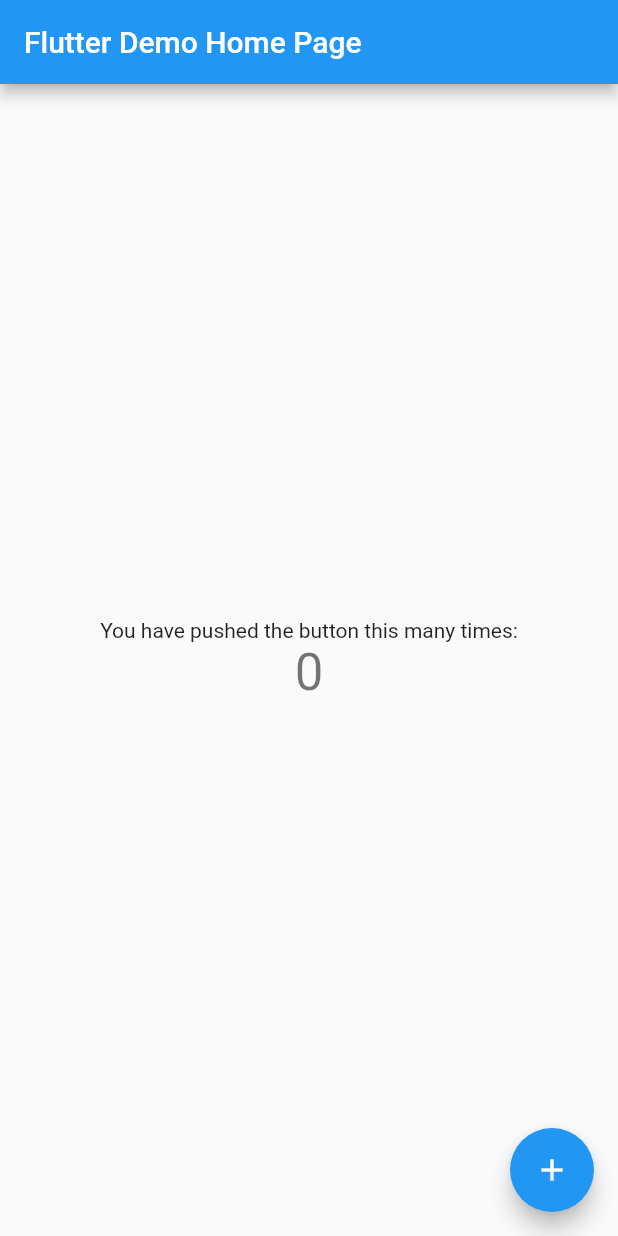
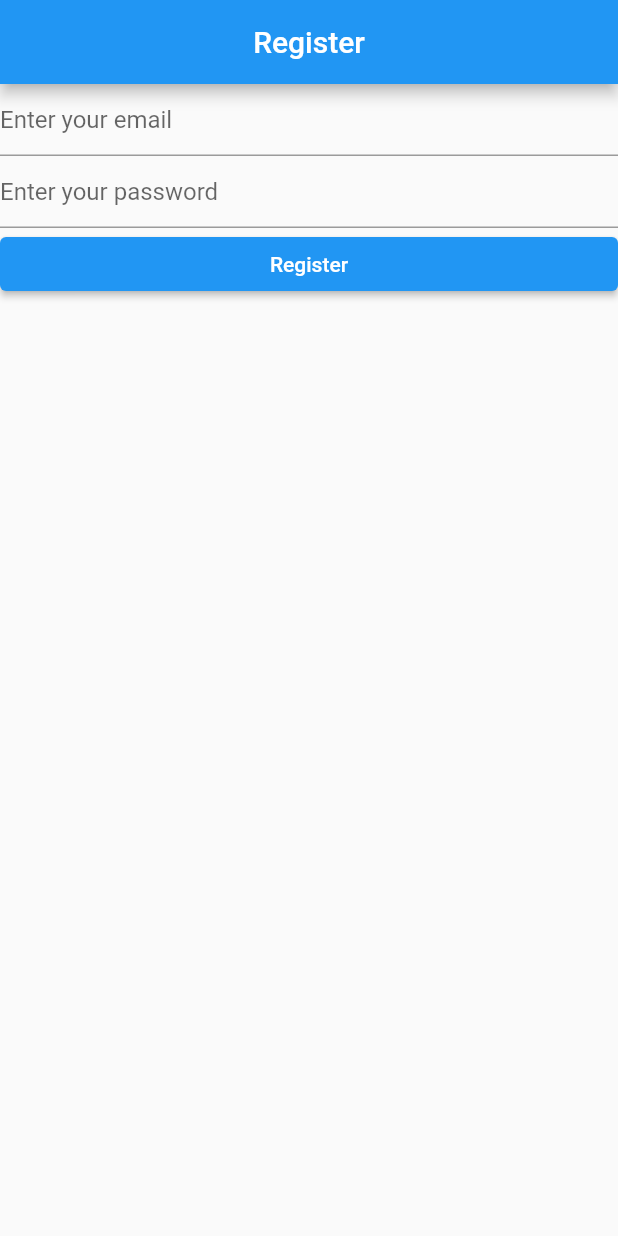
Before and after one commit to narmuni123/notes, a Flutter app: the screen it shows after launch, on a phone screen of 412 x 824 dp. Run offline on Flutter 3.47's test engine with Material 2 defaults, Android fonts, the phone set to English and light mode, and no system bars; our stand-ins replace firebase_auth, firebase_core; accounts and stored records are empty.

Commit message:
Added registration screen

```diff
--- a/lib/main.dart
+++ b/lib/main.dart
@@ -1,6 +1,10 @@
+import 'package:firebase_core/firebase_core.dart';
 import 'package:flutter/material.dart';
+import 'package:mynotes/screens/auth/registration_screen.dart';
 
-void main() {
+void main() async {
+  WidgetsFlutterBinding.ensureInitialized();
+  await Firebase.initializeApp();
   runApp(const MyApp());
 }
 
@@ -10,58 +14,12 @@ class MyApp extends StatelessWidget {
   @override
   Widget build(BuildContext context) {
     return MaterialApp(
-      title: 'Flutter Demo',
+      debugShowCheckedModeBanner: false,
+      title: 'Demo',
       theme: ThemeData(
         primarySwatch: Colors.blue,
       ),
-      home: const MyHomePage(title: 'Flutter Demo Home Page'),
+      home: const RegistrationScreen(),
     );
   }
 }
-
-class MyHomePage extends StatefulWidget {
-  const MyHomePage({Key? key, required this.title}) : super(key: key);
-
-  final String title;
-
-  @override
-  State<MyHomePage> createState() => _MyHomePageState();
-}
-
-class _MyHomePageState extends State<MyHomePage> {
-  int _counter = 0;
-
-  void _incrementCounter() {
-    setState(() {
-      _counter++;
-    });
-  }
-
-  @override
-  Widget build(BuildContext context) {
-    return Scaffold(
-      appBar: AppBar(
-        title: Text(widget.title),
-      ),
-      body: Center(
-        child: Column(
-          mainAxisAlignment: MainAxisAlignment.center,
-          children: <Widget>[
-            const Text(
-              'You have pushed the button this many times:',
-            ),
-            Text(
-              '$_counter',
-              style: Theme.of(context).textTheme.headline4,
-            ),
-          ],
-        ),
-      ),
-      floatingActionButton: FloatingActionButton(
-        onPressed: _incrementCounter,
-        tooltip: 'Increment',
-        child: const Icon(Icons.add),
-      ),
-    );
-  }
-}
--- /dev/null
+++ b/lib/screens/auth/registration_screen.dart
@@ -0,0 +1,79 @@
+import 'package:firebase_auth/firebase_auth.dart';
+import 'package:flutter/material.dart';
+
+class RegistrationScreen extends StatefulWidget {
+  const RegistrationScreen({Key? key}) : super(key: key);
+
+  @override
+  State<RegistrationScreen> createState() => _RegistrationScreenState();
+}
+
+class _RegistrationScreenState extends State<RegistrationScreen> {
+  late final TextEditingController _email;
+  late final TextEditingController _password;
+
+  @override
+  void initState() {
+    _email = TextEditingController();
+    _password = TextEditingController();
+    super.initState();
+  }
+
+  @override
+  void dispose() {
+    _email.dispose();
+    _password.dispose();
+    super.dispose();
+  }
+
+  @override
+  Widget build(BuildContext context) {
+    return Scaffold(
+      appBar: AppBar(
+        centerTitle: true,
+        title: const Text(
+          "Register",
+        ),
+      ),
+      body: SafeArea(
+        child: Column(
+          children: [
+            TextFormField(
+              controller: _email,
+              enableSuggestions: false,
+              autocorrect: false,
+              keyboardType: TextInputType.emailAddress,
+              decoration: const InputDecoration(hintText: "Enter your email"),
+            ),
+            TextFormField(
+              controller: _password,
+              obscureText: true,
+              enableSuggestions: false,
+              autocorrect: false,
+              decoration:
+                  const InputDecoration(hintText: "Enter your password"),
+            ),
+            ElevatedButton(
+              onPressed: () async {
+                final email = _email.text;
+                final password = _password.text;
+
+                final userCredential =
+                    await FirebaseAuth.instance.createUserWithEmailAndPassword(
+                  email: email,
+                  password: password,
+                );
+                print(userCredential);
+              },
+              child: const Center(
+                child: Text(
+                  "Register",
+                ),
+              ),
+            ),
+          ],
+        ),
+      ),
+    );
+  }
+}
--- /dev/null
+++ b/lib/services/rest_api.dart
@@ -0,0 +1,3 @@
+class RestApi{
+
+}
```
Also changed, not shown: 1 other file.
